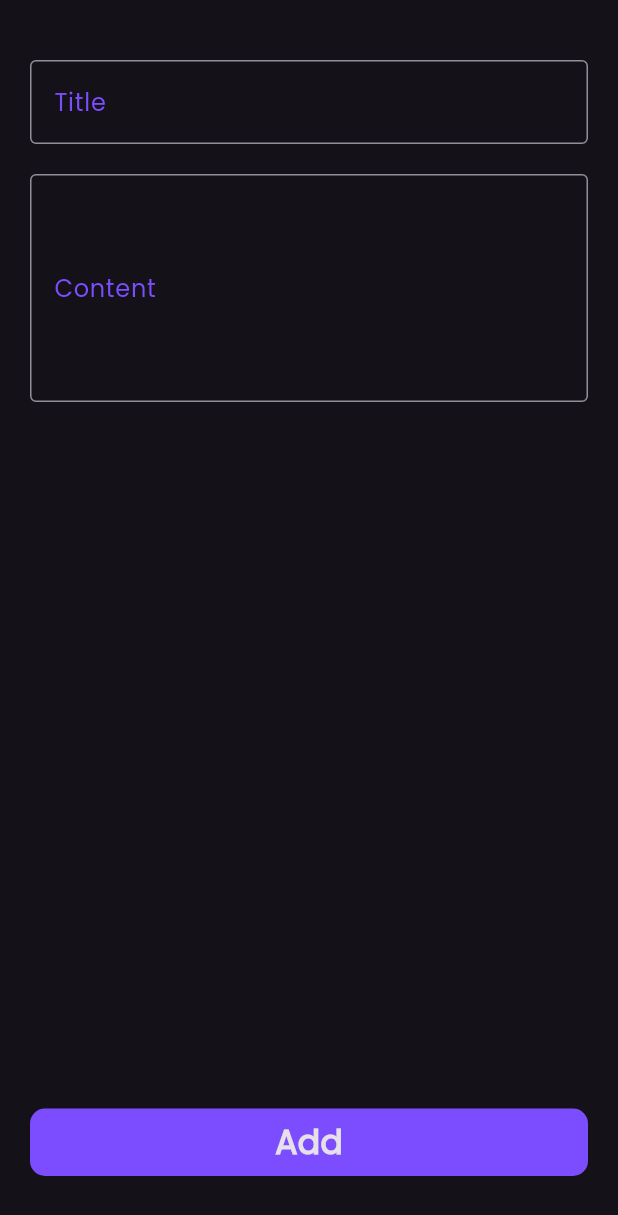
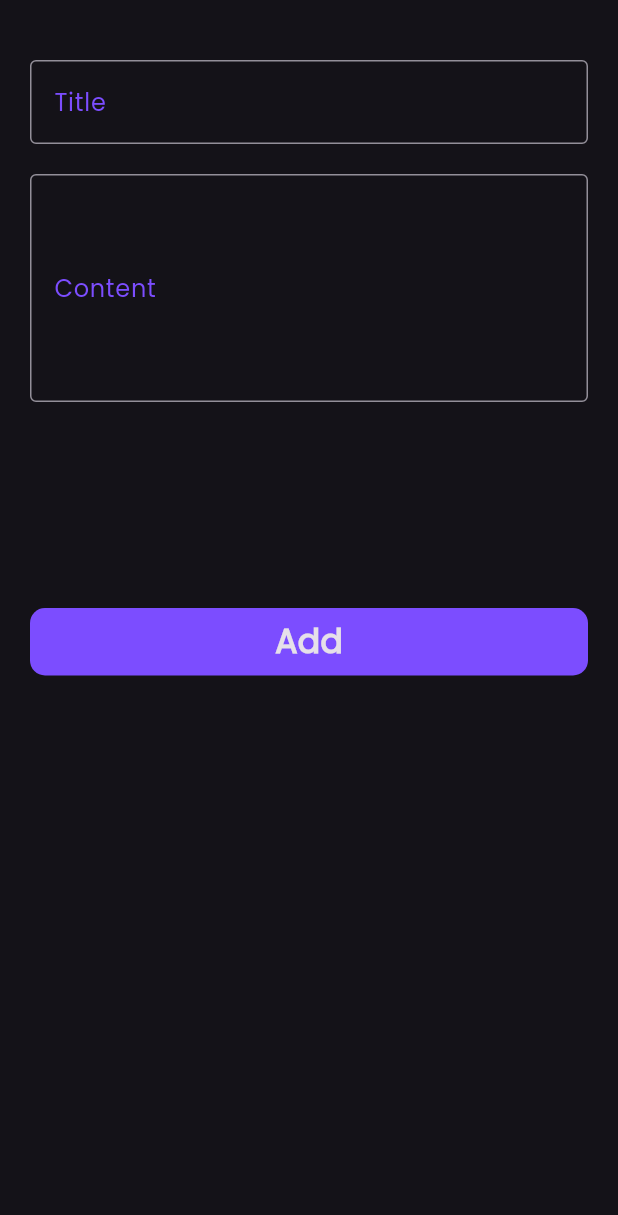
Before and after one commit to ahmedjamal22290/Notes_App, a Flutter app: the AddNoteBottomSheet widget shown alone on an empty page, opened directly, on a phone screen of 412 x 824 dp. Shown: the top 1215 px of the screen. Run offline on Flutter 3.47's test engine with Material 3 defaults, Android fonts, the phone set to English and light mode, and no system bars.

Commit message:
make bottom sheet scrollable

```diff
--- a/lib/widgets/add_note_bottomSheet.dart
+++ b/lib/widgets/add_note_bottomSheet.dart
@@ -8,6 +8,7 @@ class AddNoteBottomSheet extends StatelessWidget {
     return Padding(
       padding:
           const EdgeInsets.only(top: 40.0, right: 20, left: 20, bottom: 40),
+      child: SingleChildScrollView(
         child: Column(
           children: [
             TextField(
@@ -42,7 +43,7 @@ class AddNoteBottomSheet extends StatelessWidget {
                 ),
               ),
             ),
-          const Spacer(),
+            SizedBox(height: MediaQuery.of(context).size.height / 6),
             Container(
               height: 45,
               width: MediaQuery.of(context).size.width, //all width of screen
@@ -65,6 +66,7 @@ class AddNoteBottomSheet extends StatelessWidget {
             )
           ],
         ),
+      ),
     );
   }
 }
```
Lines whose indentation alone changed are shown as unchanged.
